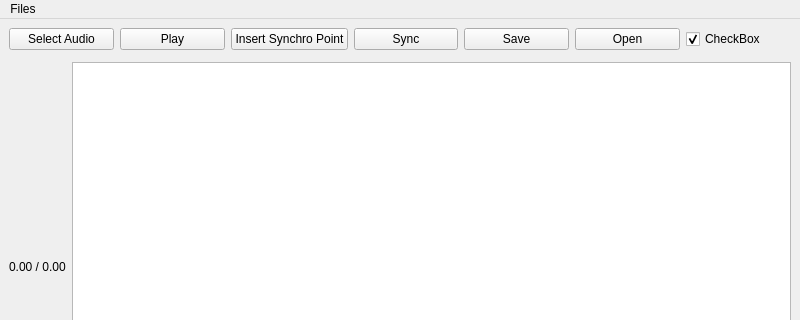
Old version of the form mainwindow.ui in the repository Onetchou/Neola; both pictures show x 0 to 800 and y 0 to 320 of the 800 by 480 pixel window.
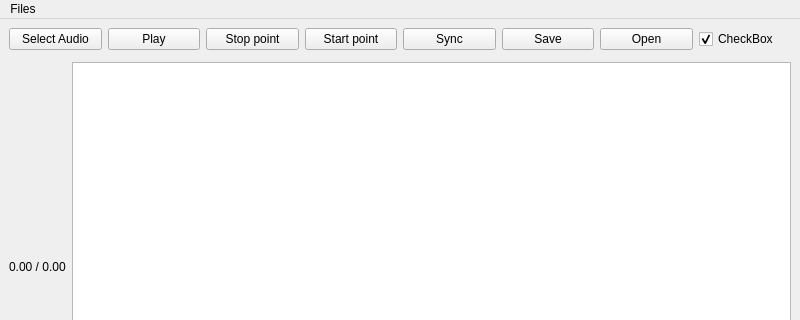
New version of the form.

Commit message: Stop points added

Patch:
```diff
--- a/mainwindow.ui
+++ b/mainwindow.ui
@@ -31,7 +31,14 @@
       <item>
        <widget class="QPushButton" name="insertSynchroPointButton">
         <property name="text">
-         <string>Insert Synchro Point</string>
+         <string>Stop point</string>
+        </property>
+       </widget>
+      </item>
+      <item>
+       <widget class="QPushButton" name="insertStartPointButton">
+        <property name="text">
+         <string>Start point</string>
         </property>
        </widget>
       </item>
```
Left out of the diff: 2 changed lines with no effect on the pictures. The commit also changes 5 other files.
